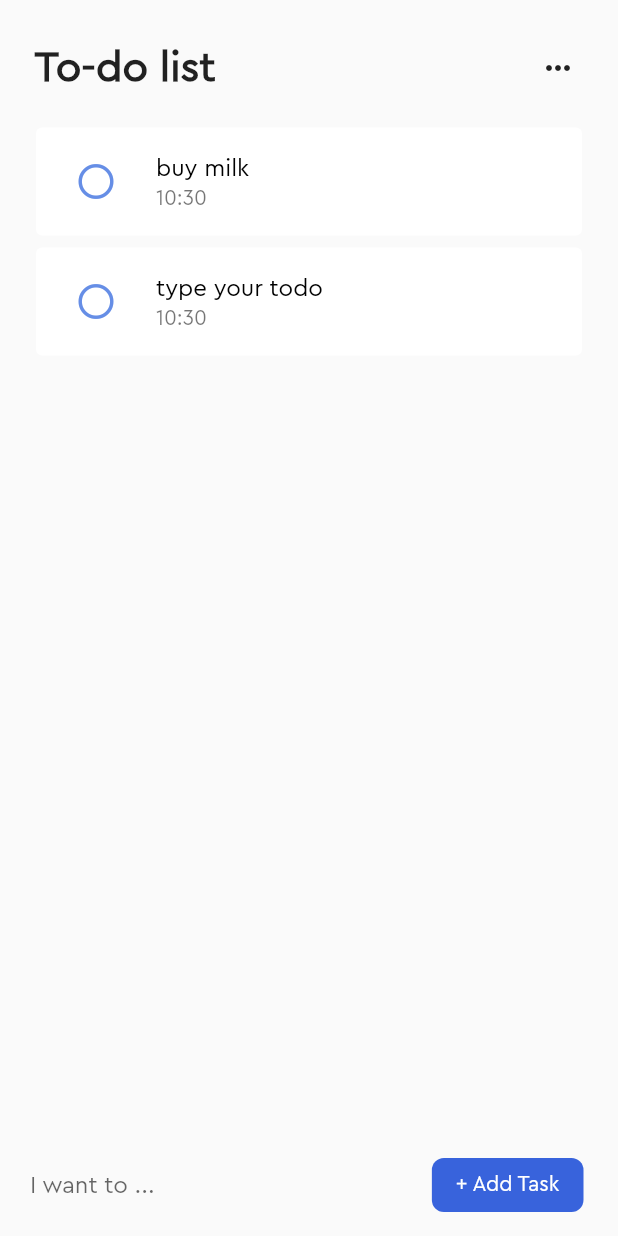
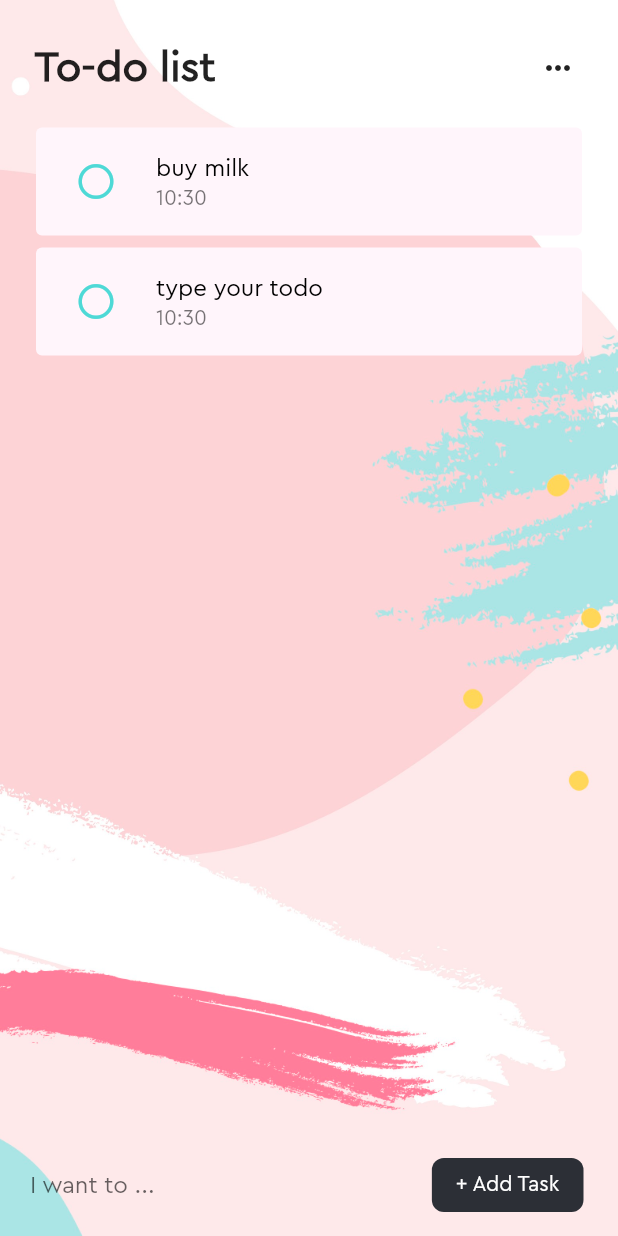
Before and after one commit to mostafabahri/todo-list, a Flutter app: the screen it shows after launch, after a tap on "+ Add Task", on a phone screen of 412 x 824 dp. Run offline on Flutter 3.47's test engine with Material 2 defaults, Android fonts, the phone set to English and light mode, and no system bars; our stand-ins replace font_awesome_flutter.

Commit message:
Add background image

```diff
--- a/lib/main.dart
+++ b/lib/main.dart
@@ -10,7 +10,7 @@ class MyApp extends StatelessWidget {
       title: 'TodoList',
       debugShowCheckedModeBanner: false,
       theme: ThemeData(
-          primaryColor: Color(0xff3863DC),
+          primaryColor: Colors.indigo,
           accentColor: Color(0xff668EE6),
           fontFamily: 'Cera',
           popupMenuTheme: PopupMenuThemeData(elevation: 2)),
--- a/lib/todo_form.dart
+++ b/lib/todo_form.dart
@@ -15,14 +15,16 @@ class _TodoFormState extends State<TodoForm> {
 
   List<Todo> todos = [Todo(text: 'buy milk'), Todo(text: 'type your todo')];
 
-  @override
-  void initState() {
-    super.initState();
-  }
+  final background = AssetImage('assets/images/pattern-hd.jpg');
 
   @override
   Widget build(BuildContext context) {
-    return Padding(
+    var imageDecoration = BoxDecoration(
+      image: DecorationImage(image: background, fit: BoxFit.cover),
+    );
+    return Container(
+        decoration: imageDecoration,
+        child: Padding(
           padding: const EdgeInsets.symmetric(vertical: 10, horizontal: 20),
           child: Column(
             children: <Widget>[
@@ -59,7 +61,7 @@ class _TodoFormState extends State<TodoForm> {
               _buildInputRow(),
             ],
           ),
-    );
+        ));
   }
 
   Row _buildInputRow() {
@@ -76,17 +78,18 @@ class _TodoFormState extends State<TodoForm> {
         ),
         FlatButton(
           shape: RoundedRectangleBorder(borderRadius: BorderRadius.circular(8)),
-          color: Theme.of(context).primaryColor,
+          color: Color(0xff2c2f36),
           textColor: Colors.white,
           child: Text('+ Add Task'),
           onPressed: () {
-            if (inputCtrl.text.isNotEmpty)
+            if (inputCtrl.text.isNotEmpty) {
               setState(() {
                 todos.add(Todo(text: inputCtrl.text));
                 inputCtrl.text = '';
               });
 
               _scrollToBottom();
+            }
           },
         ),
         SizedBox(
--- a/lib/todo_item.dart
+++ b/lib/todo_item.dart
@@ -11,7 +11,7 @@ class TodoItem extends StatelessWidget {
 
   @override
   Widget build(BuildContext context) {
-    final notCompletedIconColor = Theme.of(context).accentColor;
+    final notCompletedIconColor = Color(0xff4ed9d6);
 
     final completedIconColor = notCompletedIconColor.withAlpha(100);
 
@@ -36,6 +36,7 @@ class TodoItem extends StatelessWidget {
       onDismissed: (DismissDirection direction) => removePressed(),
       child: Card(
         elevation: 0,
+        color: Color(0xfffff5fb),
         child: ListTile(
           title: Text(
             todo.text,
--- a/pubspec.yaml
+++ b/pubspec.yaml
@@ -2,7 +2,7 @@ name: colors
 description: A new Flutter project.
 version: 1.0.0+1
 environment:
-  sdk: '>=2.1.0 <3.0.0'
+  sdk: '>=2.3.0 <3.0.0'
 dependencies:
   flutter:
     sdk: flutter
@@ -17,3 +17,5 @@ flutter:
     - family: Cera
       fonts:
         - asset: assets/fonts/CeraPro.ttf
+  assets:
+    - assets/images/
```
Also changed, not shown: assets/images/pattern-hd.jpg (added), assets/images/pattern.png (added). Lines whose indentation alone changed are shown as unchanged.
